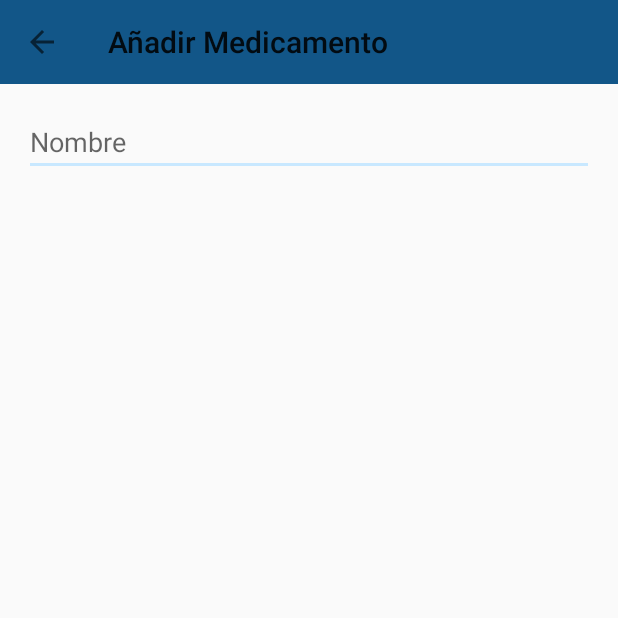
After one commit to mikel240/MedicamentosApp, an Android app: the AddFormActivity screen opened directly, with no data from a screen before it, on a phone screen of 412 x 824 dp, the top half of it. The commit adds this screen. Run offline under Robolectric (Android 15) with nearby library versions, the light colour scheme and no system bars.

Commit message:
Form añadir medicamento

```diff
--- /dev/null
+++ b/app/src/main/java/com/example/atmosfera/medicamentosapp/AddFormActivity.java
@@ -0,0 +1,35 @@
+package com.example.atmosfera.medicamentosapp;
+
+import android.content.Intent;
+import android.support.v7.app.AppCompatActivity;
+import android.os.Bundle;
+import android.support.v7.widget.Toolbar;
+import android.view.MenuItem;
+
+public class AddFormActivity extends AppCompatActivity {
+
+    Toolbar toolbar;
+
+    @Override
+    protected void onCreate(Bundle savedInstanceState) {
+        super.onCreate(savedInstanceState);
+        setContentView(R.layout.activity_add_form);
+
+        //Agregar custom ActionBar
+        toolbar = (Toolbar) findViewById(R.id.toolbar);
+        toolbar.setTitle(getResources().getString(R.string.toolbar_title_add));
+        setSupportActionBar(toolbar);
+        getSupportActionBar().setDisplayHomeAsUpEnabled(true);
+        getSupportActionBar().setDisplayShowHomeEnabled(true);
+    }
+
+    @Override
+    public boolean onOptionsItemSelected(MenuItem item) {
+        switch (item.getItemId()) {
+            //Back arrow
+            case android.R.id.home:
+                onBackPressed();
+        }
+        return super.onOptionsItemSelected(item);
+    }
+}
--- a/app/src/main/java/com/example/atmosfera/medicamentosapp/MainActivity.java
+++ b/app/src/main/java/com/example/atmosfera/medicamentosapp/MainActivity.java
@@ -1,11 +1,13 @@
 package com.example.atmosfera.medicamentosapp;
 
+import android.content.Intent;
 import android.support.design.widget.TabLayout;
 import android.support.v4.view.ViewPager;
 import android.support.v7.app.AppCompatActivity;
 import android.os.Bundle;
 import android.support.v7.widget.Toolbar;
 import android.view.LayoutInflater;
+import android.view.View;
 import android.view.Window;
 import android.view.WindowManager;
 import android.widget.TextView;
@@ -51,7 +53,7 @@ public class MainActivity extends AppCompatActivity {
         //tab dashboard
         TextView tabOne = (TextView) LayoutInflater.from(this).inflate(R.layout.custom_tab, null);
         tabOne.setText(getResources().getString(R.string.tab_dashboard_title));
-        tabOne.setCompoundDrawablesWithIntrinsicBounds(0,R.drawable.icon_add_selector, 0, 0);
+        tabOne.setCompoundDrawablesWithIntrinsicBounds(0, R.drawable.icon_add_selector, 0, 0);
         tabLayout.getTabAt(0).setCustomView(tabOne);
 
         //tab tomarHoy
@@ -76,4 +78,5 @@ public class MainActivity extends AppCompatActivity {
         //no cambiaba de color)
         tabLayout.getTabAt(0).getCustomView().setSelected(true);
     }
+
 }
--- /dev/null
+++ b/app/src/main/res/layout/activity_add_form.xml
@@ -0,0 +1,41 @@
+<?xml version="1.0" encoding="utf-8"?>
+<RelativeLayout xmlns:android="http://schemas.android.com/apk/res/android"
+    xmlns:app="http://schemas.android.com/apk/res-auto"
+    xmlns:tools="http://schemas.android.com/tools"
+    android:layout_width="match_parent"
+    android:layout_height="match_parent"
+    tools:context="com.example.atmosfera.medicamentosapp.AddFormActivity">
+
+    <android.support.v7.widget.Toolbar
+        style="@style/CustomToolbar"
+        android:id="@+id/toolbar"
+        app:layout_scrollFlags="scroll|enterAlways"
+        app:popupTheme="@style/ThemeOverlay.AppCompat.Light"
+        />
+
+    <RelativeLayout
+        android:layout_width="match_parent"
+        android:layout_height="match_parent"
+        android:layout_alignParentLeft="true"
+        android:layout_alignParentStart="true"
+        android:layout_below="@+id/toolbar"
+        android:paddingBottom="@dimen/activity_vertical_margin"
+        android:paddingLeft="@dimen/activity_horizontal_margin"
+        android:paddingRight="@dimen/activity_horizontal_margin"
+        android:paddingTop="@dimen/activity_vertical_margin">
+
+        <EditText
+            android:layout_width="wrap_content"
+            android:layout_height="wrap_content"
+            android:id="@+id/editText"
+            android:layout_alignParentTop="true"
+            android:layout_alignParentLeft="true"
+            android:layout_alignParentStart="true"
+            android:layout_alignParentRight="true"
+            android:layout_alignParentEnd="true"
+            android:hint="@string/name_form_add"/>
+
+    </RelativeLayout>
+
+
+</RelativeLayout>
--- a/app/src/main/res/values/strings.xml
+++ b/app/src/main/res/values/strings.xml
@@ -7,8 +7,14 @@
     <string name="tab_registro_title">Registro</string>
     <string name="tab_config_title">Ajustes</string>
 
-
+    <!-- DashButtons strings -->
     <string name="add_medication">Añadir Medicación</string>
     <string name="modify_medication">Modificar Medicación</string>
 
+    <!-- Add Form strings  -->
+    <string name="name_form_add">Nombre</string>
+    <string name="via_form_add">Vía de administración</string>
+    <string name="toolbar_title_add">Añadir Medicamento</string>
+
+
 </resources>
```
Also changed, not shown: app/src/main/AndroidManifest.xml (+6 -4 lines), app/src/main/java/com/example/atmosfera/medicamentosapp/fragments/DashboardFragment.java (+20 -1 lines), app/src/main/res/layout/dashboard_fragment.xml (+6 -6 lines).
